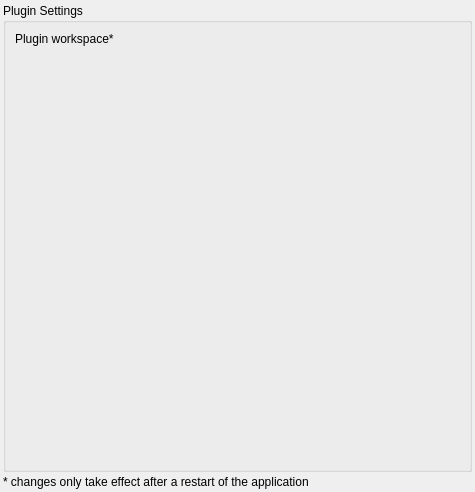
Old version of the form cedar/processing/gui/FrameworkSettings.ui in the repository cedar/cedar.
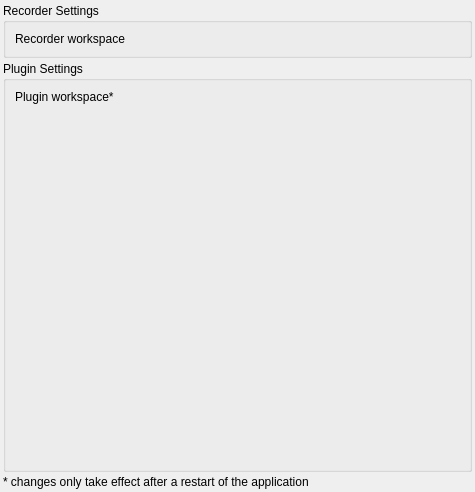
New version of the form. Custom widgets are drawn as their Qt base class.

Patch:
```diff
--- a/cedar/processing/gui/FrameworkSettings.ui
+++ b/cedar/processing/gui/FrameworkSettings.ui
@@ -13,13 +13,32 @@
   <property name="windowTitle">
    <string>Form</string>
   </property>
-  <layout class="QVBoxLayout" name="verticalLayout" stretch="1,0">
+  <layout class="QVBoxLayout" name="verticalLayout" stretch="0,1,0">
    <property name="spacing">
     <number>3</number>
    </property>
    <property name="margin">
     <number>3</number>
    </property>
+   <item>
+    <widget class="QGroupBox" name="groupBox_2">
+     <property name="title">
+      <string>Recorder Settings</string>
+     </property>
+     <layout class="QFormLayout" name="formLayout_2">
+      <item row="0" column="0">
+       <widget class="QLabel" name="label_3">
+        <property name="text">
+         <string>Recorder workspace</string>
+        </property>
+       </widget>
+      </item>
+      <item row="0" column="1">
+       <widget class="cedar::aux::gui::DirectoryParameter" name="mpRecorderWorkspaceEdit" native="true"/>
+      </item>
+     </layout>
+    </widget>
+   </item>
    <item>
     <widget class="QGroupBox" name="groupBox">
      <property name="title">
@@ -29,7 +48,7 @@
       <property name="fieldGrowthPolicy">
        <enum>QFormLayout::AllNonFixedFieldsGrow</enum>
       </property>
-      <item row="0" column="0">
+      <item row="1" column="0">
        <widget class="QLabel" name="label">
         <property name="toolTip">
          <string>The plugin workspace determines the folder in which the processing framework looks for plugins. In addition, if you add a plugin to your architecture from the workspace, its path is specified relative to this path.</string>
@@ -39,7 +58,7 @@
         </property>
        </widget>
       </item>
-      <item row="0" column="1">
+      <item row="1" column="1">
        <widget class="cedar::aux::gui::DirectoryParameter" name="mpPluginWorkspaceEdit" native="true"/>
       </item>
      </layout>
```
